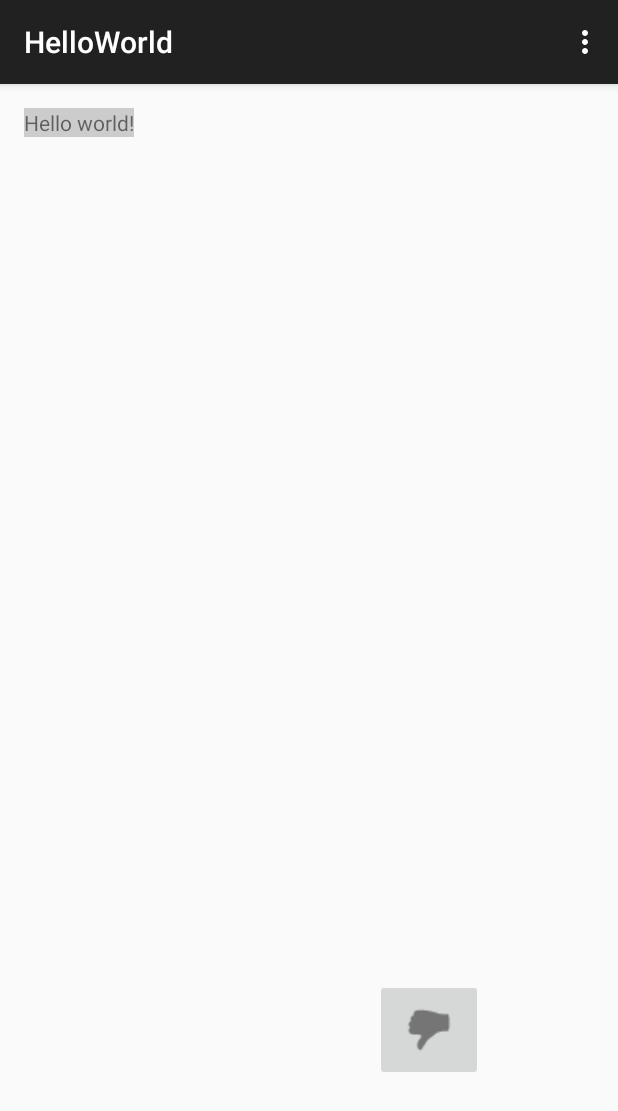
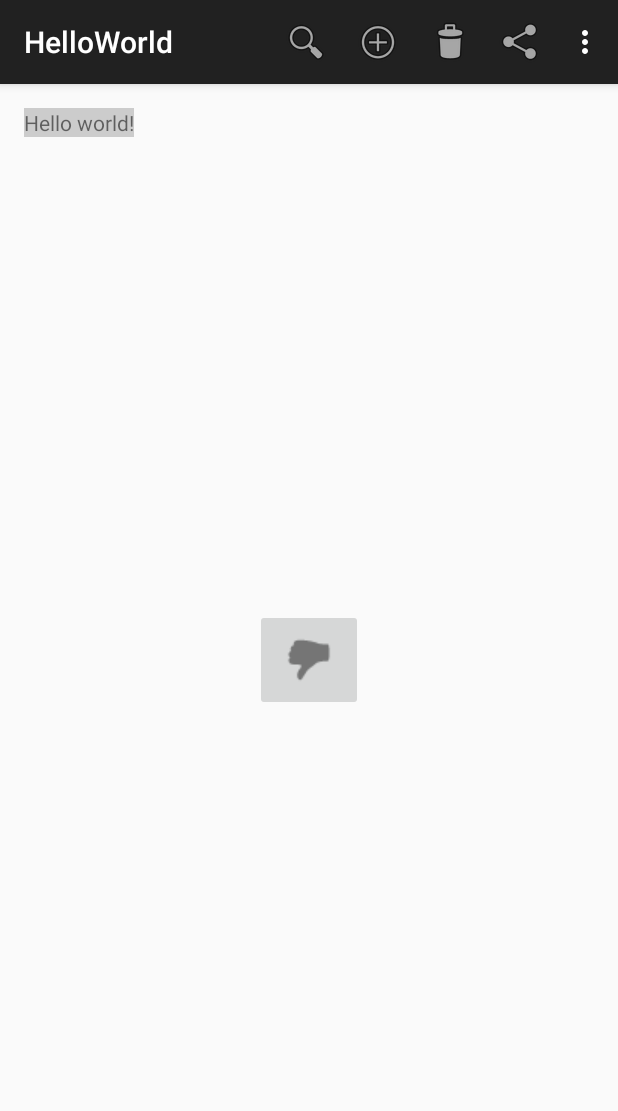
Before and after one commit to issacip/HelloWorld, an Android app: the screen it shows after launch (MainActivity), on a phone screen of 412 x 824 dp. Shown: the top 1111 px of the screen. Run offline under Robolectric (Android 15) with nearby library versions, the phone set to English and light mode, and no system bars.

Commit message:
Add menu

```diff
--- a/app/src/main/res/layout/activity_main.xml
+++ b/app/src/main/res/layout/activity_main.xml
@@ -12,10 +12,5 @@
         android:layout_width ="wrap_content"
         android:layout_height ="wrap_content"
         android:src="@drawable/ic_action_bad"
-        android:layout_alignParentBottom="true"
-        android:layout_alignParentRight="true"
-        android:layout_alignParentEnd="true"
-        android:layout_marginRight="74dp"
-        android:layout_marginEnd="74dp"
-        android:layout_marginBottom="87dp" />
+        android:layout_centerInParent="true"/>
 </RelativeLayout>
--- a/app/src/main/res/menu/menu_main.xml
+++ b/app/src/main/res/menu/menu_main.xml
@@ -3,4 +3,38 @@
     xmlns:tools="http://schemas.android.com/tools" tools:context=".MainActivity">
     <item android:id="@+id/action_settings" android:title="@string/action_settings"
         android:orderInCategory="100" app:showAsAction="never" />
+
+    <item
+        android:id="@+id/search_item"
+        app:showAsAction="always"
+        android:title="SEARCH"
+        android:icon="@android:drawable/ic_menu_search"/>
+
+    <item
+        android:id="@+id/add_item"
+        app:showAsAction="always"
+        android:title="ADD"
+        android:icon="@android:drawable/ic_menu_add"/>
+
+    <item
+        android:id="@+id/delete_item"
+        app:showAsAction="always"
+        android:title="DELETE"
+        android:icon="@android:drawable/ic_menu_delete" />
+
+    <item
+        android:id="@+id/share_item"
+        app:showAsAction="always"
+        android:title="SHARE"
+        android:icon="@android:drawable/ic_menu_share" >
+
+        <menu>
+            <item
+                android:id="@+id/googleplus_item"
+                android:title="Google+" />
+            <item
+                android:id="@+id/facebook_item"
+                android:title="Facebook" />
+        </menu>
+    </item>
 </menu>
```
Also changed, not shown: app/src/main/res/drawable/ic_action_add_to_queue.png (added), app/src/main/res/drawable/ic_action_remove.png (added), app/src/main/res/drawable/ic_action_search.png (added), app/src/main/res/drawable/ic_action_share.png (added).
